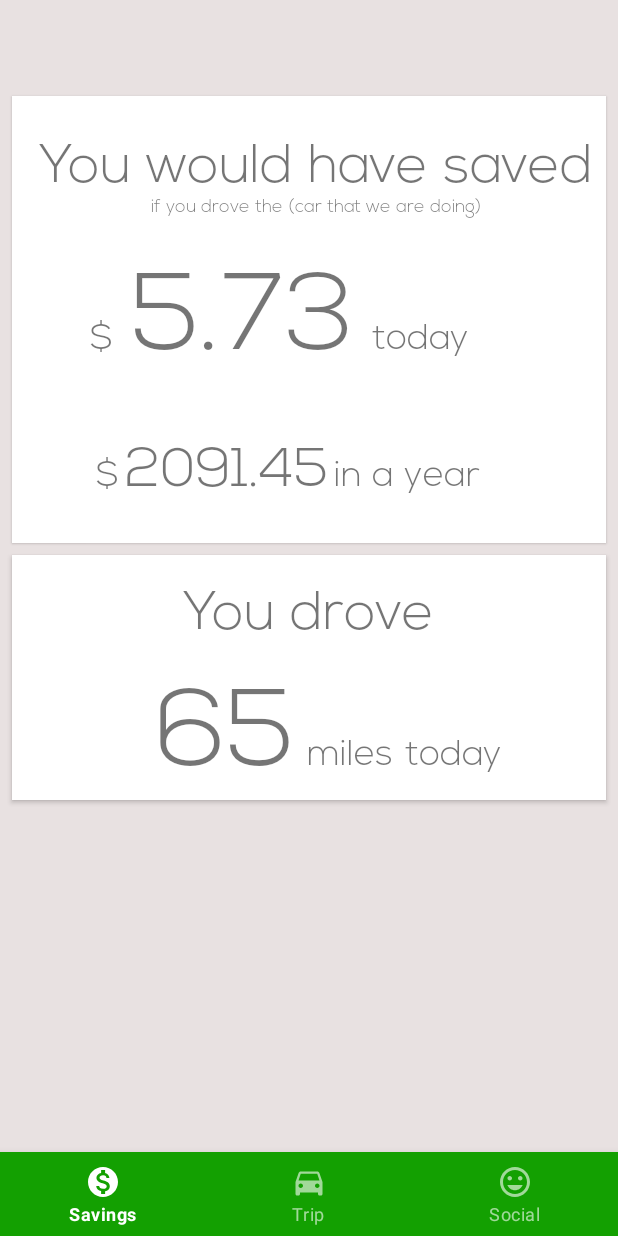
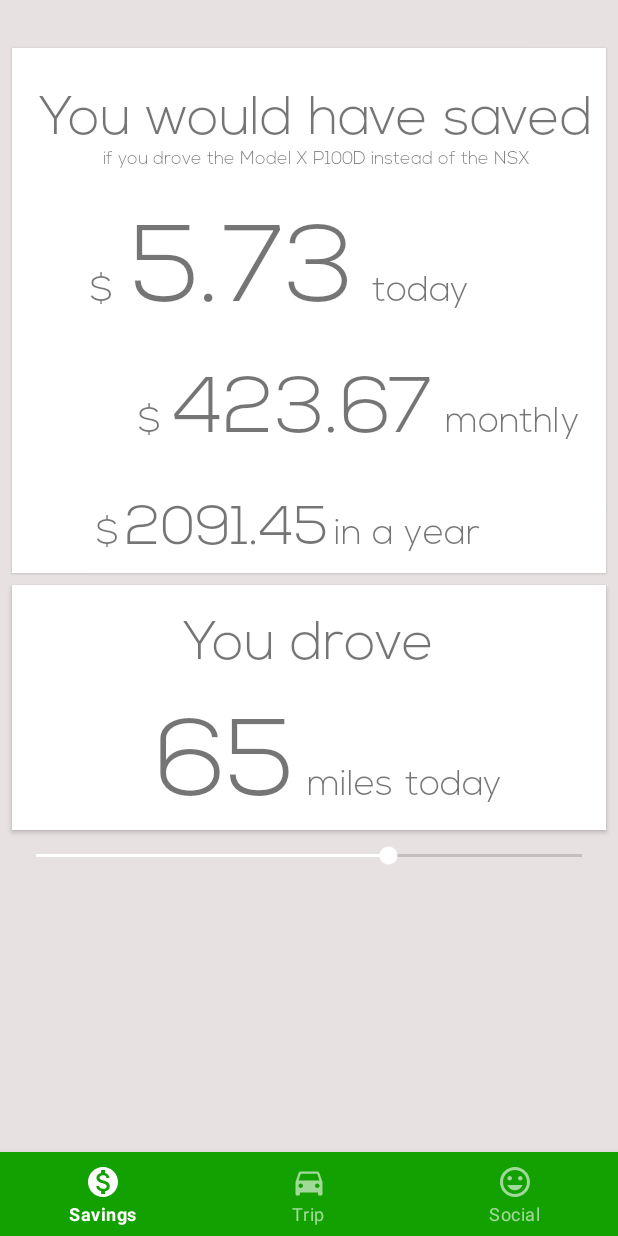
Before and after one commit to blabel3/e-mission, an Android app: the screen it shows after launch (MainActivity), after a tap on "Submit", on a phone screen of 412 x 824 dp. Run offline under Robolectric (Android 15) with nearby library versions, the phone set to English and light mode, and no system bars.

Commit message:
everything is awesome

```diff
--- a/app/build.gradle
+++ b/app/build.gradle
@@ -27,6 +27,7 @@ dependencies {
     implementation 'androidx.lifecycle:lifecycle-extensions:2.0.0'
     implementation 'androidx.legacy:legacy-support-v4:1.0.0'
     implementation 'com.google.android.material:material:1.0.0-beta01'
+    implementation 'androidx.legacy:legacy-support-v13:1.0.0-alpha1'
     testImplementation 'junit:junit:4.12'
     androidTestImplementation 'androidx.test:runner:1.1.0'
     androidTestImplementation 'androidx.test.espresso:espresso-core:3.1.0'
--- a/app/src/main/java/com/abnc/emission/Car.java
+++ b/app/src/main/java/com/abnc/emission/Car.java
@@ -1,4 +1,6 @@
 package com.abnc.emission;
+
+import androidx.annotation.NonNull;
 
 public class Car {
 
@@ -48,4 +50,9 @@ public class Car {
         this.year = year;
     }
 
+    @NonNull
+    @Override
+    public String toString() {
+        return "make:" + make + " model: " + model + " year: " + year + " mpg " + MPG;
+    }
 }
--- a/app/src/main/java/com/abnc/emission/CarInputActivity.java
+++ b/app/src/main/java/com/abnc/emission/CarInputActivity.java
@@ -152,19 +152,20 @@ public class CarInputActivity extends AppCompatActivity implements AdapterView.O
 
                 for(Car car : cars){
                     if( makeSpinner.getSelectedItem().equals(car.getMake()) &&
-                            modelSpinner.getSelectedItem().equals(car.getModel()) &&
-                            yearSpinner.getSelectedItem().equals(car.getYear())){
+                            modelSpinner.getSelectedItem().equals(car.getModel()) ){
                         theOne = car;
                     }
                 }
 
                 for(ElectricCar eCar : eCars){
                     if( eMakeSpinner.getSelectedItem().equals(eCar.getMake()) &&
-                            eModelSpinner.getSelectedItem().equals(eCar.getModel()) &&
-                            eYearSpinner.getSelectedItem().equals(eCar.getYear())){
-                        theOne = eCar;
+                            eModelSpinner.getSelectedItem().equals(eCar.getModel()) ){
+                        theTwo = eCar;
                     }
                 }
+
+                Log.e("VROOOOOM", theOne.toString());
+                Log.e("VROOOOOM", theTwo.toString());
 
                 Bundle carBundle = new Bundle();
                 carBundle.putString("make", theOne.getMake());
--- a/app/src/main/java/com/abnc/emission/DataVisualization.java
+++ b/app/src/main/java/com/abnc/emission/DataVisualization.java
@@ -8,7 +8,10 @@ import android.util.Log;
 import android.view.LayoutInflater;
 import android.view.View;
 import android.view.ViewGroup;
+import android.widget.SeekBar;
 import android.widget.TextView;
+
+import java.util.Locale;
 
 /**
  * A simple {@link Fragment} subclass.
@@ -22,13 +25,10 @@ public class DataVisualization extends androidx.fragment.app.Fragment {
     // TODO: Rename parameter arguments, choose names that match
     // the fragment initialization parameters, e.g. ARG_ITEM_NUMBER
     private static final String ARG_PARAM1 = "param1";
-    private static final String ARG_PARAM2 = "param2";
 
-    private static Bundle maybe;
 
     // TODO: Rename and change types of parameters
-    private int mParam1;
-    private Bundle mParam2;
+    private Bundle mParam1;
 
     private OnFragmentInteractionListener mListener;
 
@@ -45,13 +45,11 @@ public class DataVisualization extends androidx.fragment.app.Fragment {
      * @return A new instance of fragment DataVisualization.
      */
     // TODO: Rename and change types and number of parameters
-    public static DataVisualization newInstance(int position, Bundle param2) {
+    public static DataVisualization newInstance(Bundle param1) {
         DataVisualization fragment = new DataVisualization();
         Bundle args = new Bundle();
-        args.putInt(ARG_PARAM1, position);
-        args.putBundle(ARG_PARAM2, param2);
+        args.putBundle(ARG_PARAM1, param1);
         fragment.setArguments(args);
-        maybe = param2;
         return fragment;
     }
 
@@ -59,18 +57,78 @@ public class DataVisualization extends androidx.fragment.app.Fragment {
     public void onCreate(Bundle savedInstanceState) {
         super.onCreate(savedInstanceState);
         if (getArguments() != null) {
-            mParam1 = getArguments().getInt(ARG_PARAM1);
-            mParam2 = getArguments().getBundle(ARG_PARAM2);
+            mParam1 = getArguments().getBundle(ARG_PARAM1);
         }
-
-        Log.e("CarMAKE", mParam2.getString("make"));
 
     }
 
     @Override
     public View onCreateView(LayoutInflater inflater, ViewGroup container,
                              Bundle savedInstanceState) {
-        return inflater.inflate(R.layout.data_visualization_fragment, container, false);
+
+        View inf = inflater.inflate(R.layout.data_visualization_fragment, container, false);
+
+        Log.e("DATAAAAA", mParam1.toString());
+
+        final Car gasCar = new Car(mParam1.getString("make"),
+                mParam1.getString("model"),
+                mParam1.getInt("year"),
+                mParam1.getInt("mpg"));
+        final ElectricCar eCar = new ElectricCar(mParam1.getString("eMake"),
+                mParam1.getString("eModel"),
+                mParam1.getInt("eYear"),
+                mParam1.getInt("empg"),
+                mParam1.getInt("price"));
+
+
+
+        TextView subtitle = (TextView) inf.findViewById(R.id.subtext_car);
+
+        final TextView daySavingsView = inf.findViewById(R.id.day_savings);
+        final TextView yearSavingsView = inf.findViewById(R.id.year_savings);
+        final TextView monthSavingsView = inf.findViewById(R.id.month_savings);
+
+        final TextView mileage = inf.findViewById(R.id.mileage);
+
+        SeekBar distanceBar = inf.findViewById(R.id.distance_slider);
+
+        distanceBar.setMax(100);
+        distanceBar.setMin(1);
+        distanceBar.setProgress(65);
+
+        distanceBar.setOnSeekBarChangeListener(new SeekBar.OnSeekBarChangeListener(){
+            @Override
+            public void onProgressChanged(SeekBar seekBar, int i, boolean b) {
+                int distance = i;
+
+                double gasPrice = 2.8 * distance / gasCar.getMPG();
+                double electricPrice = 1.15 * distance / eCar.getMPG();
+
+                String daySavings = String.format(Locale.getDefault(), "%.2f", (gasPrice - electricPrice));
+                String yearSavings = String.format(Locale.getDefault(), "%.2f", (gasPrice - electricPrice) * 365);
+                String monthSavings = String.format(Locale.getDefault(), "%.2f", (gasPrice - electricPrice) * 365 / 12);
+
+                daySavingsView.setText(daySavings);
+                yearSavingsView.setText(yearSavings);
+                monthSavingsView.setText(monthSavings);
+                mileage.setText(String.format(Locale.getDefault(), "%d", distance));
+            }
+
+            @Override
+            public void onStartTrackingTouch(SeekBar seekBar) {
+
+            }
+
+            @Override
+            public void onStopTrackingTouch(SeekBar seekBar) {
+
+            }
+        });
+
+        String carDescripton = "if you drove the " + eCar.getModel() + " instead of the " + gasCar.getModel();
+        subtitle.setText(carDescripton);
+
+        return inf;
 
     }
 
--- a/app/src/main/java/com/abnc/emission/MainActivity.java
+++ b/app/src/main/java/com/abnc/emission/MainActivity.java
@@ -55,11 +55,6 @@ public class MainActivity extends FragmentActivity implements DataVisualization.
         FragmentManager fragmentManager = getSupportFragmentManager();
         FragmentTransaction fragmentTransaction = fragmentManager.beginTransaction();
 
-        //DataVisualization dataVisFragment = new DataVisualization();
-        fragmentTransaction.add(R.id.fragment_holder, DataVisualization.newInstance(0, carData));
-        fragmentTransaction.add(R.id.fragment_holder, Trip.newInstance("one", "test"));
-        fragmentTransaction.commit();    //FOR CHANGING FRAGMENTS*/
-
         mAdapter = new MyAdapter(fragmentManager);
 
         mPager = (ViewPager)findViewById(R.id.fragment_holder);
@@ -83,7 +78,7 @@ public class MainActivity extends FragmentActivity implements DataVisualization.
             }
         });
 
-        //Location stuff
+        /*Location stuff
 
         mFusedLocationClient = LocationServices.getFusedLocationProviderClient(this);
 
@@ -207,7 +202,7 @@ public class MainActivity extends FragmentActivity implements DataVisualization.
             if(position == 0) {
                 Log.e("CARMAKE", carData.getString("make"));
                 Log.e("CaRmAkE", carData.toString());
-                return DataVisualization.newInstance(position, carData);
+                return DataVisualization.newInstance(carData);
             } else {
                 return Trip.newInstance(Integer.toString(position), null);
 
--- a/app/src/main/res/layout/data_visualization_fragment.xml
+++ b/app/src/main/res/layout/data_visualization_fragment.xml
@@ -14,15 +14,15 @@
             android:layout_height="wrap_content"
             android:id="@+id/textView22" android:fontFamily="@font/font_nexa"
             android:textSize="24sp" android:elevation="3dp"
-            app:layout_constraintStart_toEndOf="@+id/textView20"
-            android:layout_marginStart="4dp" app:layout_constraintBaseline_toBaselineOf="@+id/textView20"/>
+            app:layout_constraintStart_toEndOf="@+id/year_savings"
+            android:layout_marginStart="4dp" app:layout_constraintBaseline_toBaselineOf="@+id/year_savings"/>
     <View
             android:layout_width="0dp"
-            android:layout_height="298dp"
+            android:layout_height="350dp"
             android:id="@+id/view3" android:background="@color/colorAccent" android:elevation="1dp"
             app:layout_constraintEnd_toEndOf="parent" android:layout_marginEnd="8dp"
             app:layout_constraintStart_toStartOf="parent" android:layout_marginStart="8dp"
-            app:layout_constraintHorizontal_bias="0.6" android:layout_marginTop="64dp"
+            app:layout_constraintHorizontal_bias="0.6" android:layout_marginTop="32dp"
             app:layout_constraintTop_toTopOf="parent" android:layout_marginBottom="8dp"
             app:layout_constraintBottom_toBottomOf="parent" app:layout_constraintVertical_bias="0.0"/>
     <TextView
@@ -31,23 +31,42 @@
             android:layout_height="wrap_content"
             android:id="@+id/textView21"
             android:elevation="3dp" android:fontFamily="@font/font_nexa" android:textSize="24sp"
-            app:layout_constraintEnd_toStartOf="@+id/textView20"
+            app:layout_constraintEnd_toStartOf="@+id/year_savings"
             app:layout_constraintTop_toTopOf="@+id/textView22" android:layout_marginEnd="4dp"/>
     <TextView
             android:text="2091.45"
             android:layout_width="wrap_content"
             android:layout_height="wrap_content"
-            android:id="@+id/textView20" android:elevation="3dp"
+            android:id="@+id/year_savings" android:elevation="3dp"
             android:fontFamily="@font/font_nexa" android:textSize="36sp"
             app:layout_constraintStart_toStartOf="@+id/view3" app:layout_constraintEnd_toEndOf="@+id/view3"
-            app:layout_constraintHorizontal_bias="0.29" android:layout_marginTop="16dp"
-            app:layout_constraintTop_toBottomOf="@+id/textView5" android:layout_marginBottom="8dp"
-            app:layout_constraintBottom_toBottomOf="@+id/view3"/>
+            app:layout_constraintHorizontal_bias="0.29"
+            android:layout_marginBottom="8dp"
+            app:layout_constraintBottom_toBottomOf="@+id/view3" android:layout_marginTop="24dp"
+            app:layout_constraintTop_toBottomOf="@+id/month_savings"/>
+    <TextView
+            android:text="423.67"
+            android:layout_width="wrap_content"
+            android:layout_height="wrap_content"
+            android:id="@+id/month_savings" android:elevation="3dp"
+            android:fontFamily="@font/font_nexa" android:textSize="52sp"
+            android:layout_marginTop="16dp"
+            app:layout_constraintTop_toBottomOf="@+id/day_savings"
+            android:layout_marginEnd="8dp"
+            app:layout_constraintStart_toStartOf="@+id/view3" app:layout_constraintEnd_toEndOf="@+id/view3"/>
+    <TextView
+            android:text="monthly"
+            android:layout_width="wrap_content"
+            android:layout_height="wrap_content"
+            android:id="@+id/textView10" android:fontFamily="@font/font_nexa"
+            android:textSize="24sp" android:elevation="3dp"
+            app:layout_constraintBaseline_toBaselineOf="@+id/month_savings"
+            app:layout_constraintStart_toEndOf="@+id/month_savings" android:layout_marginStart="8dp"/>
     <TextView
             android:text="if you drove the (car that we are doing)"
             android:layout_width="wrap_content"
             android:layout_height="wrap_content"
-            android:id="@+id/textView19" android:elevation="3dp"
+            android:id="@+id/subtext_car" android:elevation="3dp"
             android:textSize="12sp" android:fontFamily="@font/font_nexa"
             app:layout_constraintTop_toBottomOf="@+id/textView4"
             app:layout_constraintEnd_toEndOf="@+id/textView4" app:layout_constraintStart_toStartOf="@+id/textView4"/>
@@ -68,26 +87,35 @@
             android:text="5.73"
             android:layout_width="wrap_content"
             android:layout_height="wrap_content"
-            android:id="@+id/textView5" android:elevation="3dp"
+            android:id="@+id/day_savings" android:elevation="3dp"
             android:fontFamily="@font/font_nexa" android:textSize="72sp"
             app:layout_constraintStart_toStartOf="@+id/view3" app:layout_constraintEnd_toEndOf="@+id/view3"
             app:layout_constraintHorizontal_bias="0.32"
-            android:layout_marginTop="36dp" app:layout_constraintTop_toTopOf="@+id/textView19"/>
+            android:layout_marginTop="36dp" app:layout_constraintTop_toTopOf="@+id/subtext_car"/>
     <TextView
             android:text="$"
             android:layout_width="wrap_content"
             android:layout_height="wrap_content"
             android:id="@+id/textView7"
             android:elevation="3dp" android:fontFamily="@font/font_nexa" android:textSize="24sp"
-            app:layout_constraintEnd_toStartOf="@+id/textView5" android:layout_marginEnd="12dp"
-            app:layout_constraintBaseline_toBaselineOf="@+id/textView5"/>
+            app:layout_constraintEnd_toStartOf="@+id/day_savings" android:layout_marginEnd="12dp"
+            app:layout_constraintBaseline_toBaselineOf="@+id/day_savings"/>
+    <TextView
+            android:text="$"
+            android:layout_width="wrap_content"
+            android:layout_height="wrap_content"
+            android:id="@+id/textView12"
+            android:elevation="3dp" android:fontFamily="@font/font_nexa" android:textSize="24sp"
+            app:layout_constraintTop_toTopOf="@+id/textView10"
+            android:layout_marginEnd="8dp"
+            app:layout_constraintEnd_toStartOf="@+id/month_savings"/>
     <TextView
             android:text="today"
             android:layout_width="wrap_content"
             android:layout_height="wrap_content"
             android:id="@+id/textView8" android:fontFamily="@font/font_nexa"
-            android:textSize="24sp" android:elevation="3dp" app:layout_constraintStart_toEndOf="@+id/textView5"
-            android:layout_marginStart="12dp" app:layout_constraintBaseline_toBaselineOf="@+id/textView5"/>
+            android:textSize="24sp" android:elevation="3dp" app:layout_constraintStart_toEndOf="@+id/day_savings"
+            android:layout_marginStart="12dp" app:layout_constraintBaseline_toBaselineOf="@+id/day_savings"/>
     <View
             android:layout_width="0dp"
             android:layout_height="163dp"
@@ -117,7 +145,7 @@
             android:text="65"
             android:layout_width="wrap_content"
             android:layout_height="wrap_content"
-            android:id="@+id/textView14" android:elevation="3dp"
+            android:id="@+id/mileage" android:elevation="3dp"
             android:fontFamily="@font/font_nexa" android:textSize="72sp"
             app:layout_constraintBottom_toBottomOf="@+id/drivetoday"
             app:layout_constraintTop_toTopOf="@+id/drivetoday" app:layout_constraintVertical_bias="1.0"
@@ -129,7 +157,14 @@
             android:layout_height="wrap_content"
             android:id="@+id/textView15" android:elevation="3dp"
             android:fontFamily="@font/font_nexa" android:textSize="24sp"
-            app:layout_constraintStart_toEndOf="@+id/textView14" android:layout_marginStart="8dp"
-            app:layout_constraintBaseline_toBaselineOf="@+id/textView14"/>
+            app:layout_constraintStart_toEndOf="@+id/mileage" android:layout_marginStart="8dp"
+            app:layout_constraintBaseline_toBaselineOf="@+id/mileage"/>
+    <SeekBar
+            android:layout_width="0dp"
+            android:layout_height="wrap_content"
+            android:id="@+id/distance_slider" app:layout_constraintEnd_toEndOf="parent" android:layout_marginEnd="8dp"
+            app:layout_constraintStart_toStartOf="parent" android:layout_marginStart="8dp"
+            style="@android:style/Widget.Material.Light.SeekBar" android:layout_marginTop="8dp"
+            app:layout_constraintTop_toBottomOf="@+id/drivetoday"/>
 
 </androidx.constraintlayout.widget.ConstraintLayout>
--- /dev/null
+++ b/app/src/main/res/values-w820dp/dimens.xml
@@ -0,0 +1,6 @@
+<resources>
+	<!-- Example customization of dimensions originally defined in res/values/dimens.xml
+         (such as screen margins) for screens with more than 820dp of available width. This
+         would include 7" and 10" devices in landscape (~960dp and ~1280dp respectively). -->
+	<dimen name="activity_horizontal_margin">64dp</dimen>
+</resources>
--- a/app/src/main/res/values/dimens.xml
+++ b/app/src/main/res/values/dimens.xml
@@ -1,5 +1,8 @@
 <resources>
-    <dimen name="fab_margin">16dp</dimen>
-    <dimen name="big_logo_width">255dp</dimen>
-    <dimen name="big_logo_height">130dp</dimen>
+	<dimen name="fab_margin">16dp</dimen>
+	<dimen name="big_logo_width">255dp</dimen>
+	<dimen name="big_logo_height">130dp</dimen>
+	<!-- Default screen margins, per the Android Design guidelines. -->
+	<dimen name="activity_horizontal_margin">16dp</dimen>
+	<dimen name="activity_vertical_margin">16dp</dimen>
 </resources>
--- a/app/src/main/res/values/strings.xml
+++ b/app/src/main/res/values/strings.xml
@@ -1,10 +1,12 @@
 <resources>
-    <string name="app_name">E-Mission</string>
-    <string name="action_settings">Settings</string>
-    <string name="title_activity_car_input">CarInputActivity</string>
+	<string name="app_name">E-Mission</string>
+	<string name="action_settings">Settings</string>
+	<string name="title_activity_car_input">CarInputActivity</string>
 
-    <!-- TODO: Remove or change this placeholder text -->
-    <string name="hello_blank_fragment">Hello blank fragment</string>
+	<!-- TODO: Remove or change this placeholder text -->
+	<string name="hello_blank_fragment">Hello blank fragment</string>
 	<string name="title_activity_map">MapActivity</string>
+	<string name="title_activity_home">HomeActivity</string>
+	<string name="section_format">Hello World from section: %1$d</string>
 
 </resources>
```
Also changed, not shown: app/src/main/AndroidManifest.xml (+16 -11 lines).
